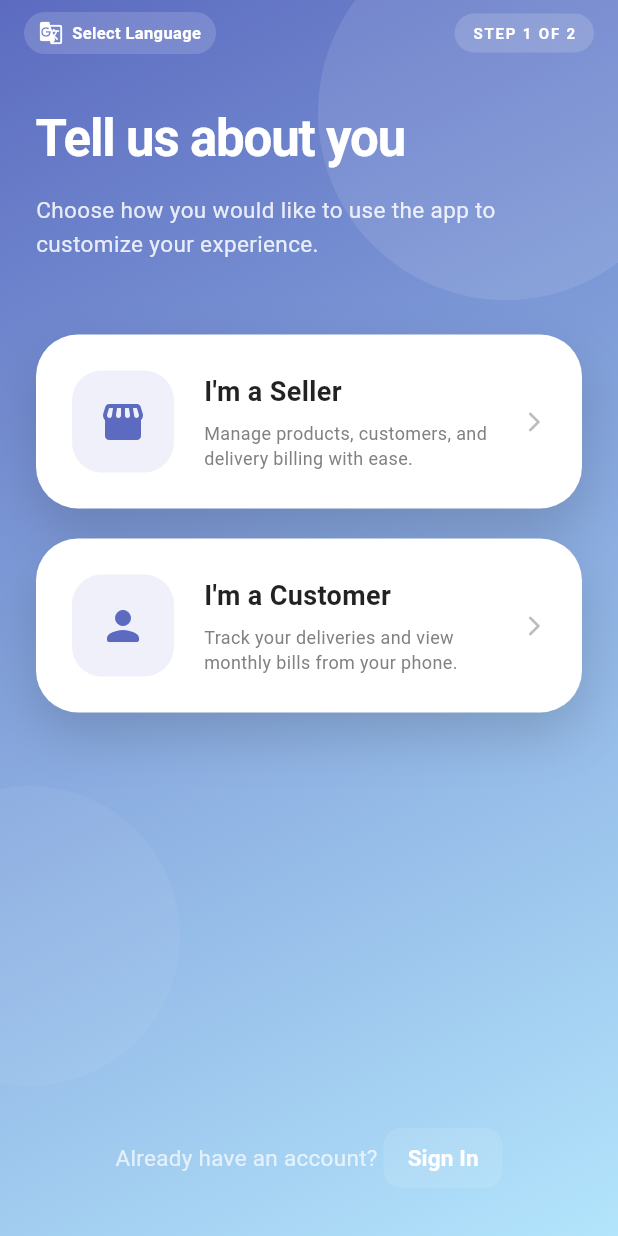
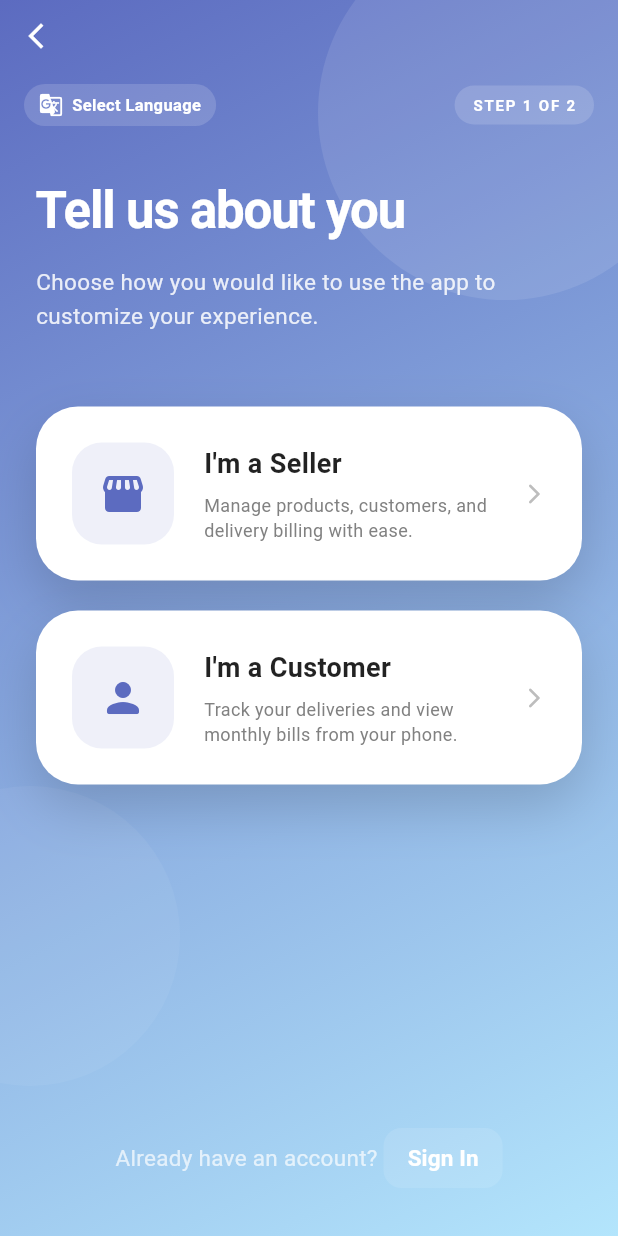
Before and after one commit to jignasa06/daily-delivery-manager, a Flutter app: the RoleSelectionScreen screen opened by its route, on a phone screen of 412 x 824 dp. Run offline on Flutter 3.47's test engine with Material 3 defaults, Android fonts, the phone set to English and light mode, and no system bars; our stand-ins replace cloud_firestore, firebase_auth, firebase_core, get, get_storage, google_fonts; accounts and stored records are empty; statements that could not run were skipped.

Commit message:
feat: restore back icon on RoleSelectionScreen and finalize UI polish

```diff
--- a/lib/features/auth/presentation/screens/role_selection_screen.dart
+++ b/lib/features/auth/presentation/screens/role_selection_screen.dart
@@ -48,6 +48,10 @@ class RoleSelectionScreen extends StatelessWidget {
               child: Column(
                 crossAxisAlignment: CrossAxisAlignment.start,
                 children: [
+                  IconButton(
+                    icon: const Icon(Icons.arrow_back_ios_new, color: Colors.white, size: 20),
+                    onPressed: () => Get.back(),
+                  ),
                   Padding(
                     padding: const EdgeInsets.symmetric(
                         horizontal: 16.0, vertical: 8.0),
```
